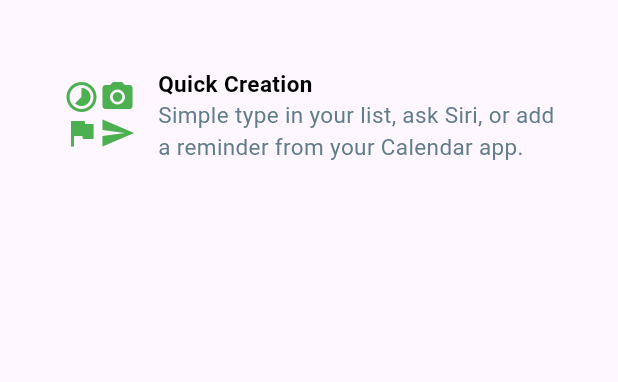
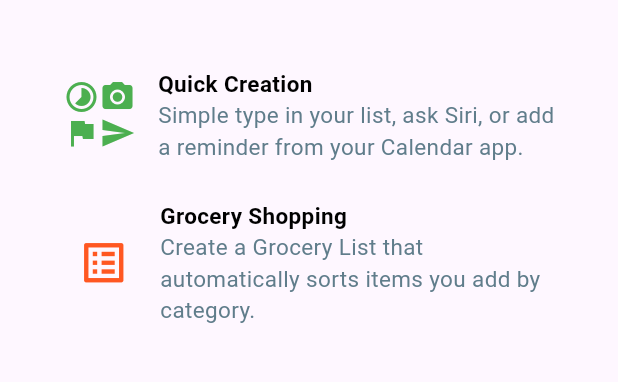
Before and after one commit to mgarguetar/Tarea1.2, a Flutter app: the screen it shows after launch, on a phone screen of 412 x 824 dp, the part 255-637 px from its top. Run offline on Flutter 3.47's test engine with Material 3 defaults, Android fonts, the phone set to English and light mode, and no system bars; missing offline and left inert: dart:ffi.

Commit message:
Agregue Grocery Shooping

```diff
--- a/welcome_to_reminders/lib/main.dart
+++ b/welcome_to_reminders/lib/main.dart
@@ -93,6 +93,45 @@
             ],
           ),
         ),
+        SizedBox(height: 25),
+        Center(
+          child: Row(
+            mainAxisAlignment: MainAxisAlignment.center,
+            children: [
+              // Primera columna de iconos
+              Column(
+                mainAxisAlignment: MainAxisAlignment.center,
+                children: const [
+                  Icon(Icons.list_alt, color: Colors.deepOrange,size: 35),
+                ],
+              ),
+
+              SizedBox(width: 20),
+              Column(
+                mainAxisAlignment: MainAxisAlignment.center,
+                crossAxisAlignment: CrossAxisAlignment.start,
+                children: const [
+                Text(
+                  'Grocery Shopping',
+                  style: TextStyle(fontSize: 15, color: Colors.black, fontWeight: FontWeight.bold),
+                ),
+                Text(
+                  'Create a Grocery List that',
+                  style: TextStyle(fontSize: 15, color: Colors.blueGrey),
+                ),
+                Text(
+                  'automatically sorts items you add by',
+                  style: TextStyle(fontSize: 15, color: Colors.blueGrey),
+                ),
+                Text(
+                  'category.',
+                  style: TextStyle(fontSize: 15, color: Colors.blueGrey),
+                ),
+                ],
+              ),
+            ],
+          ),
+        )
       ],
     ),
   );
```
